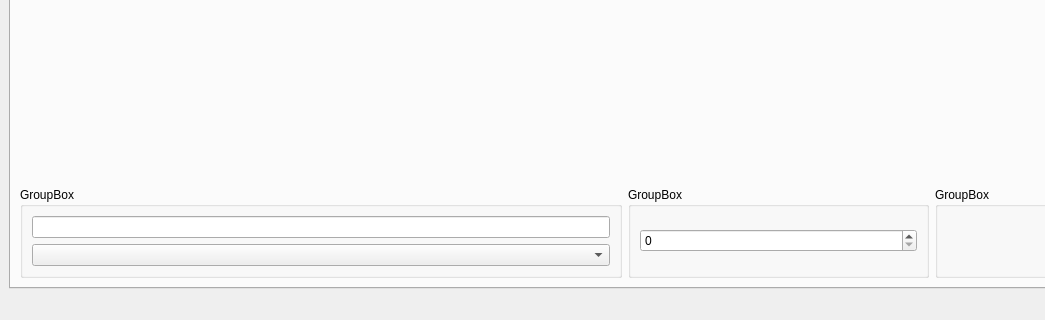
Before: the Qt Designer form gui/UISpectrometer.ui in sergey-tomin/pyhirex, drawn with Qt 5; both pictures show x 0 to 1045 and y 587 to 907 of the 1256 by 907 pixel window.
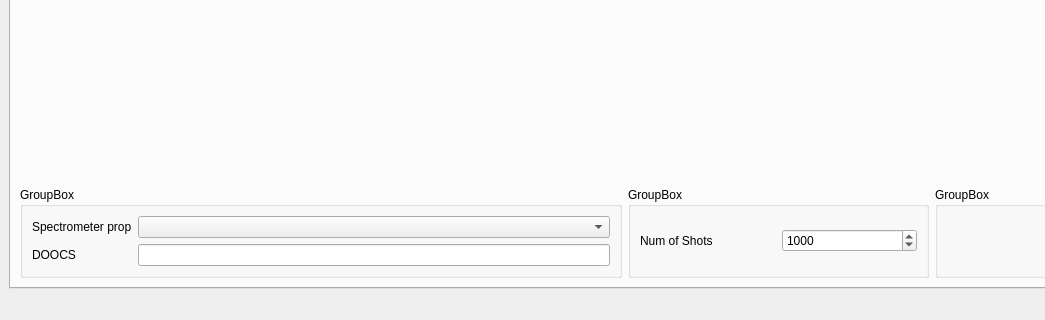
After: the same form once the commit is applied. The open tabs and pages were chosen to show the change.

```diff
--- a/gui/UISpectrometer.ui
+++ b/gui/UISpectrometer.ui
@@ -809,8 +809,28 @@
            <string>GroupBox</string>
           </property>
           <layout class="QGridLayout" name="gridLayout_17">
+           <item row="0" column="1">
+            <widget class="QSpinBox" name="sb_n_shots">
+             <property name="minimum">
+              <number>1</number>
+             </property>
+             <property name="maximum">
+              <number>10000</number>
+             </property>
+             <property name="singleStep">
+              <number>100</number>
+             </property>
+             <property name="value">
+              <number>1000</number>
+             </property>
+            </widget>
+           </item>
            <item row="0" column="0">
-            <widget class="QSpinBox" name="spinBox"/>
+            <widget class="QLabel" name="label_16">
+             <property name="text">
+              <string>Num of Shots</string>
+             </property>
+            </widget>
            </item>
           </layout>
          </widget>
@@ -841,18 +861,32 @@
            <string>GroupBox</string>
           </property>
           <layout class="QGridLayout" name="gridLayout_16">
-           <item row="0" column="0">
-            <widget class="QLineEdit" name="le_doocs_ch">
+           <item row="1" column="1">
+            <widget class="QLineEdit" name="le_doocs_ch_cor">
              <property name="sizePolicy">
-              <sizepolicy hsizetype="Preferred" vsizetype="Fixed">
+              <sizepolicy hsizetype="Expanding" vsizetype="Fixed">
                <horstretch>0</horstretch>
                <verstretch>0</verstretch>
               </sizepolicy>
              </property>
             </widget>
            </item>
+           <item row="0" column="1">
+            <widget class="QComboBox" name="cb_corel_spect"/>
+           </item>
            <item row="1" column="0">
-            <widget class="QComboBox" name="cb_ch"/>
+            <widget class="QLabel" name="label_17">
+             <property name="text">
+              <string>DOOCS </string>
+             </property>
+            </widget>
+           </item>
+           <item row="0" column="0">
+            <widget class="QLabel" name="label_18">
+             <property name="text">
+              <string>Spectrometer prop</string>
+             </property>
+            </widget>
            </item>
           </layout>
          </widget>
```
Left out of the diff: 2 changed lines with no effect on the pictures.
